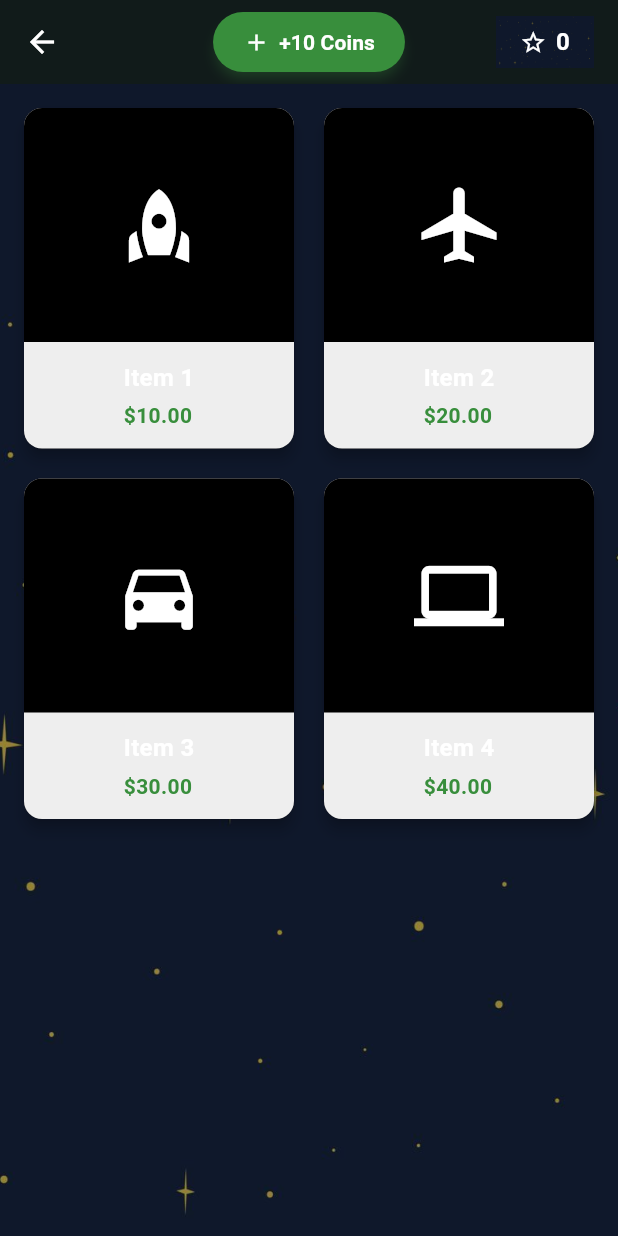
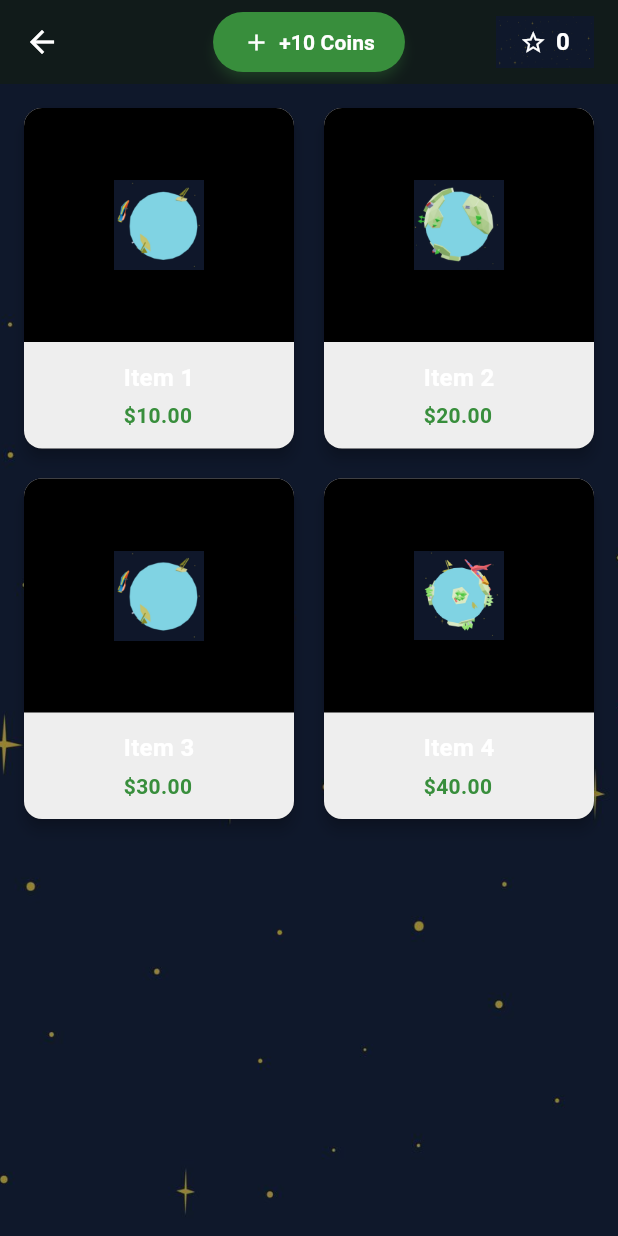
Before and after one commit to Cleon-asu/world_app, a Flutter app: the screen it shows after launch, after a tap on the "shopify" icon, on a phone screen of 412 x 824 dp. Run offline on Flutter 3.47's test engine with Material 3 defaults, Android fonts, the phone set to English and light mode, and no system bars; our stand-ins replace hive_flutter, permission_handler, speech_to_text; missing offline and left inert: flutter_3d_controller; accounts and stored records are empty; statements that could not run were skipped.

Commit message:
Shop updates

```diff
--- a/lib/screens/home_screen.dart
+++ b/lib/screens/home_screen.dart
@@ -6,6 +6,7 @@ import 'quests.dart';
 import 'objective_assessment_screen.dart';
 import 'ema_screen.dart';
 import 'learning_path_screen.dart';
+import 'package:world_app/data/currency_database.dart';
 
 class HomeScreen extends StatefulWidget {
   const HomeScreen({super.key});
@@ -17,10 +18,12 @@ class HomeScreen extends StatefulWidget {
 class _HomeScreenState extends State<HomeScreen> {
   late final Flutter3DController _controller;
   late final VoidCallback _modelLoadedListener;
+  int _worldLevel = 1;
 
   @override
   void initState() {
     super.initState();
+    _loadWorldLevel();
 
     _controller = Flutter3DController();
 
@@ -41,6 +44,10 @@ class _HomeScreenState extends State<HomeScreen> {
 
   @override
   Widget build(BuildContext context) {
+    WidgetsBinding.instance.addPostFrameCallback((_) {
+      _loadWorldLevel();
+    });
+
     return Scaffold(
       body: Container(
         decoration: BoxDecoration(
@@ -48,9 +55,7 @@ class _HomeScreenState extends State<HomeScreen> {
             image: AssetImage('assets/images/cosmic_background.jpg'),
             fit: BoxFit.cover,
             colorFilter: ColorFilter.mode(
-              Colors.black.withValues(
-                alpha: 0.4,
-              ), // Adjust opacity (0.0 to 1.0)
+              Colors.black.withValues(alpha: 0.4),
               BlendMode.darken,
             ),
           ),
@@ -60,7 +65,7 @@ class _HomeScreenState extends State<HomeScreen> {
             Center(
               child: Flutter3DViewer(
                 controller: _controller,
-                src: 'assets/models/world_1.glb',
+                src: _getModelPath(_worldLevel),
               ),
             ),
 
@@ -128,4 +133,21 @@ class _HomeScreenState extends State<HomeScreen> {
       ),
     );
   }
+
+  void _loadWorldLevel() {
+    final value = CurrencyStorage.getWorldLevel();
+    setState(() {
+      _worldLevel = value;
+    });
+  }
+
+  String _getModelPath(int worldLevel) {
+    List<String> modelPaths = [
+      'assets/models/world_1.glb',
+      'assets/models/world_2.glb',
+      'assets/models/world_3.glb',
+      'assets/models/world_4.glb',
+    ];
+    return modelPaths[worldLevel-1];
+  }
 }
--- a/lib/screens/shop.dart
+++ b/lib/screens/shop.dart
@@ -1,9 +1,6 @@
 import 'package:flutter/material.dart';
 import 'home_screen.dart';
 import 'package:world_app/data/currency_database.dart';
-
-// Import your other page (replace with your actual page)
-// import './other_page.dart';
 
 class ShopPage extends StatefulWidget {
   const ShopPage({super.key});
@@ -17,11 +14,13 @@ class _ShopPageState extends State<ShopPage> {
   double _startX = 0.0;
   bool _isSwiping = false;
   int _currencyValue = 0;
+  int _worldLevel = 1;
 
   @override
   void initState() {
     super.initState();
     _loadCurrencyValue();
+    _loadWorldLevel();
   }
 
   @override
@@ -216,10 +215,13 @@ class _ShopPageState extends State<ShopPage> {
                     color: Colors.black,
                   ),
                   child: Center(
-                    child: Icon(
-                      _getItemIcon(index),
-                      size: 60.0,
-                      color: Colors.white,
+                    child: SizedBox(
+                      width: 60.0,
+                      height: 60.0,
+                      child: Image.asset(
+                        _getItemImagePath(index),
+                        fit: BoxFit.contain,
+                      ),
                     ),
                   ),
                 ),
@@ -261,6 +263,8 @@ class _ShopPageState extends State<ShopPage> {
     if (_currencyValue >= (index + 1) * 10) {
       int newValue = _currencyValue - ((index + 1) * 10);
       _updateCurrency(newValue);
+
+      _updateWorldLevel(index + 1);
 
       ScaffoldMessenger.of(context).showSnackBar(
         SnackBar(
@@ -308,21 +312,34 @@ class _ShopPageState extends State<ShopPage> {
     });
   }
 
-  IconData _getItemIcon(int index) {
-    List<IconData> icons = [
-      Icons.rocket,
-      Icons.airplanemode_active,
-      Icons.directions_car,
-      Icons.computer,
-      Icons.phone_android,
-      Icons.headset,
-      Icons.sports_esports,
-      Icons.camera_alt,
-      Icons.speaker,
-      Icons.tv,
-      Icons.tablet,
+  void _loadWorldLevel() {
+    final value = CurrencyStorage.getWorldLevel();
+    setState(() {
+      _worldLevel = value;
+    });
+  }
+
+  Future<void> _updateWorldLevel(int newValue) async {
+    await CurrencyStorage.setWorldLevel(newValue);
+
+    ScaffoldMessenger.of(context).showSnackBar(
+      SnackBar(
+        content: const Text('World level upgraded!'),
+        duration: const Duration(milliseconds: 800),
+        backgroundColor: Colors.green,
+        behavior: SnackBarBehavior.floating,
+      ),
+    );
+  }
+
+  String _getItemImagePath(int index) {
+    List<String> imagePaths = [
+      'assets/images/world_image_1.JPG',
+      'assets/images/world_image_2.JPG',
+      'assets/images/world_image_1.JPG',
+      'assets/images/world_image_4.JPG',
     ];
-    return icons[index % icons.length];
+    return imagePaths[index];
   }
 }
 
```
Also changed, not shown: _20251213_183548.JPG (deleted), assets/images/world_image_1.JPG (renamed from _20251213_183500.JPG), assets/images/world_image_2.JPG (renamed from _20251213_183607.JPG), assets/images/world_image_4.JPG (renamed from _20251213_183625.JPG).
